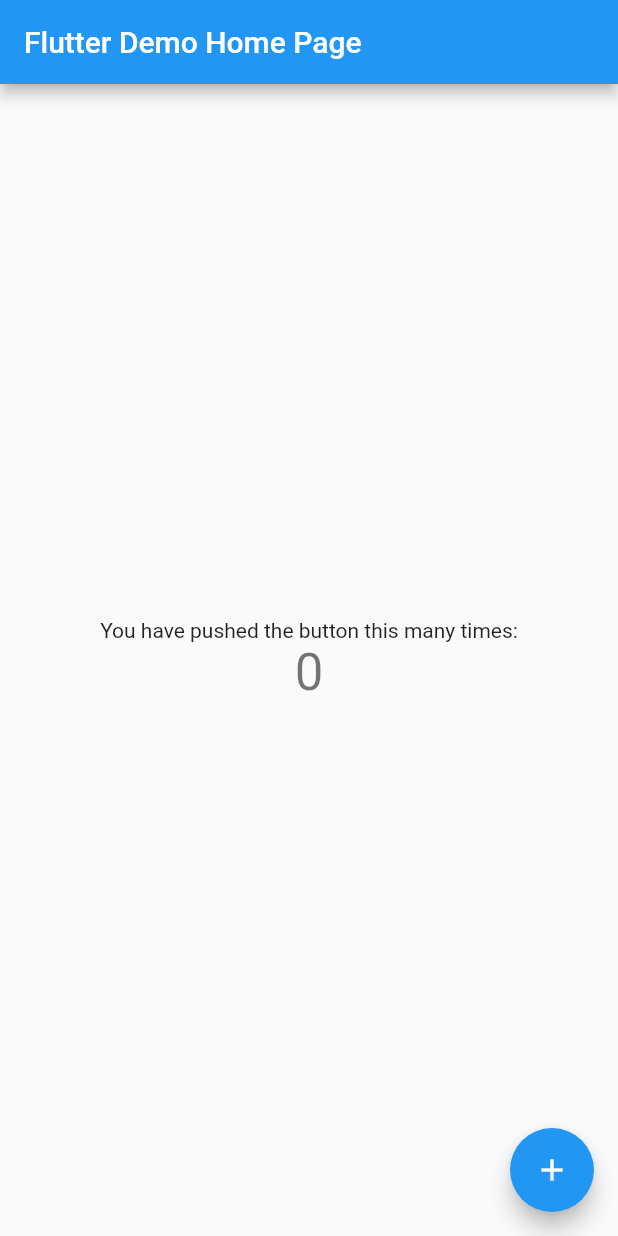
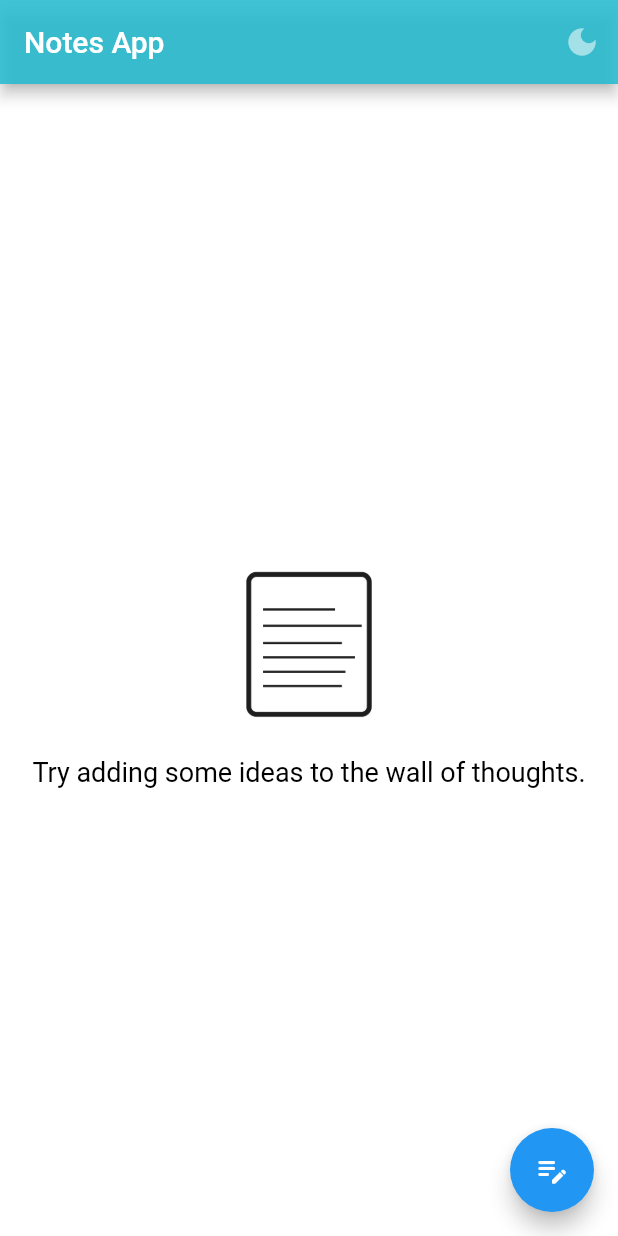
Before and after one commit to himangshuishere/Flutter, a Flutter app: the screen it shows after launch, on a phone screen of 412 x 824 dp. Run offline on Flutter 3.47's test engine with Material 2 defaults, Android fonts, the phone set to English and light mode, and no system bars; our stand-ins replace sqflite; accounts and stored records are empty.

Commit message:
Changes Done!
Added models, providers, screens and widgets to this project.

Added dark theme colors.

Features to be implemented:-
-> Editing the existing notes.
-> Deleting the existing notes.
-> Archiving notes.

```diff
--- /dev/null
+++ b/notes_app/lib/colors.dart
@@ -0,0 +1,5 @@
+import 'package:flutter/material.dart';
+
+const Color black18_18_18 = Color.fromARGB(255, 18, 18, 18);
+const Color cyan_36_187_207 = Color.fromARGB(221, 36, 187, 207);
+const Color black30_30_30 = Color.fromARGB(255, 30, 30, 30);
--- /dev/null
+++ b/notes_app/lib/helpers/db_helper.dart
@@ -0,0 +1,27 @@
+import 'package:path/path.dart' as path;
+import 'package:sqflite/sqflite.dart' as sql;
+
+class DBHelper {
+  static Future<sql.Database> database() async {
+    final dbPath = await sql.getDatabasesPath();
+    return sql.openDatabase(path.join(dbPath, 'notes.db'),
+        onCreate: (db, version) {
+      return db.execute(
+          'CREATE TABLE user_notes(id TEXT PRIMARY KEY, title TEXT, notes TEXT, modified_at TEXT)');
+    }, version: 1);
+  }
+
+  static Future<void> insertData(Map<String, dynamic> data) async {
+    final db = await DBHelper.database();
+    db.insert(
+      'user_notes',
+      data,
+      conflictAlgorithm: sql.ConflictAlgorithm.replace,
+    );
+  }
+
+  static Future<List<Map<String, dynamic>>> getData() async {
+    final db = await DBHelper.database();
+    return db.query('user_notes');
+  }
+}
--- a/notes_app/lib/main.dart
+++ b/notes_app/lib/main.dart
@@ -1,4 +1,8 @@
 import 'package:flutter/material.dart';
+import 'package:notes_app/providers/providers_notes.dart';
+import 'package:notes_app/screens/note_input.dart';
+import 'package:notes_app/screens/notes_list.dart';
+import 'package:provider/provider.dart';
 
 void main() {
   runApp(const MyApp());
@@ -10,106 +14,20 @@ class MyApp extends StatelessWidget {
   // This widget is the root of your application.
   @override
   Widget build(BuildContext context) {
-    return MaterialApp(
-      title: 'Flutter Demo',
-      theme: ThemeData(
-        // This is the theme of your application.
-        //
-        // Try running your application with "flutter run". You'll see the
-        // application has a blue toolbar. Then, without quitting the app, try
-        // changing the primarySwatch below to Colors.green and then invoke
-        // "hot reload" (press "r" in the console where you ran "flutter run",
-        // or simply save your changes to "hot reload" in a Flutter IDE).
-        // Notice that the counter didn't reset back to zero; the application
-        // is not restarted.
-        primarySwatch: Colors.blue,
+    return ChangeNotifierProvider.value(
+      value: NotesListProvider(),
+      child: MaterialApp(
+        title: 'Notes App',
+        theme: ThemeData(
+          primarySwatch: Colors.blue,
+        ),
+        debugShowCheckedModeBanner: false,
+        initialRoute: NotesList.routeName,
+        routes: {
+          NotesList.routeName: (ctx) => const NotesList(),
+          NoteInput.routeName: (ctx) => NoteInput(),
+        },
       ),
-      home: const MyHomePage(title: 'Flutter Demo Home Page'),
     );
   }
 }
-
-class MyHomePage extends StatefulWidget {
-  const MyHomePage({Key? key, required this.title}) : super(key: key);
-
-  // This widget is the home page of your application. It is stateful, meaning
-  // that it has a State object (defined below) that contains fields that affect
-  // how it looks.
-
-  // This class is the configuration for the state. It holds the values (in this
-  // case the title) provided by the parent (in this case the App widget) and
-  // used by the build method of the State. Fields in a Widget subclass are
-  // always marked "final".
-
-  final String title;
-
-  @override
-  State<MyHomePage> createState() => _MyHomePageState();
-}
-
-class _MyHomePageState extends State<MyHomePage> {
-  int _counter = 0;
-
-  void _incrementCounter() {
-    setState(() {
-      // This call to setState tells the Flutter framework that something has
-      // changed in this State, which causes it to rerun the build method below
-      // so that the display can reflect the updated values. If we changed
-      // _counter without calling setState(), then the build method would not be
-      // called again, and so nothing would appear to happen.
-      _counter++;
-    });
-  }
-
-  @override
-  Widget build(BuildContext context) {
-    // This method is rerun every time setState is called, for instance as done
-    // by the _incrementCounter method above.
-    //
-    // The Flutter framework has been optimized to make rerunning build methods
-    // fast, so that you can just rebuild anything that needs updating rather
-    // than having to individually change instances of widgets.
-    return Scaffold(
-      appBar: AppBar(
-        // Here we take the value from the MyHomePage object that was created by
-        // the App.build method, and use it to set our appbar title.
-        title: Text(widget.title),
-      ),
-      body: Center(
-        // Center is a layout widget. It takes a single child and positions it
-        // in the middle of the parent.
-        child: Column(
-          // Column is also a layout widget. It takes a list of children and
-          // arranges them vertically. By default, it sizes itself to fit its
-          // children horizontally, and tries to be as tall as its parent.
-          //
-          // Invoke "debug painting" (press "p" in the console, choose the
-          // "Toggle Debug Paint" action from the Flutter Inspector in Android
-          // Studio, or the "Toggle Debug Paint" command in Visual Studio Code)
-          // to see the wireframe for each widget.
-          //
-          // Column has various properties to control how it sizes itself and
-          // how it positions its children. Here we use mainAxisAlignment to
-          // center the children vertically; the main axis here is the vertical
-          // axis because Columns are vertical (the cross axis would be
-          // horizontal).
-          mainAxisAlignment: MainAxisAlignment.center,
-          children: <Widget>[
-            const Text(
-              'You have pushed the button this many times:',
-            ),
-            Text(
-              '$_counter',
-              style: Theme.of(context).textTheme.headline4,
-            ),
-          ],
-        ),
-      ),
-      floatingActionButton: FloatingActionButton(
-        onPressed: _incrementCounter,
-        tooltip: 'Increment',
-        child: const Icon(Icons.add),
-      ), // This trailing comma makes auto-formatting nicer for build methods.
-    );
-  }
-}
--- /dev/null
+++ b/notes_app/lib/models/notes.dart
@@ -0,0 +1,17 @@
+class Notes {
+  final String id;
+  final String title;
+  final String? notes;
+  final DateTime modified_at;
+  final bool isArchived;
+  final bool isDeleted;
+
+  Notes({
+    required this.id,
+    required this.title,
+    required this.notes,
+    required this.modified_at,
+    this.isArchived = false,
+    this.isDeleted = false,
+  });
+}
--- /dev/null
+++ b/notes_app/lib/providers/providers_notes.dart
@@ -0,0 +1,41 @@
+import 'package:flutter/material.dart';
+import 'package:notes_app/helpers/db_helper.dart';
+import 'package:notes_app/models/notes.dart';
+
+class NotesListProvider with ChangeNotifier {
+  List<Notes> _list = [];
+
+  List<Notes> get list {
+    return [..._list];
+  }
+
+  void addNotes(String noteTitle, String noteContent) {
+    final newNote = Notes(
+        id: DateTime.now().toString() + noteTitle,
+        title: noteTitle,
+        notes: noteContent,
+        modified_at: DateTime.now());
+
+    _list.add(newNote);
+    notifyListeners();
+    DBHelper.insertData({
+      'id': newNote.id,
+      'title': newNote.title,
+      'notes': newNote.notes,
+      'modified_at': newNote.modified_at.toIso8601String(),
+    });
+  }
+
+  Future<void> fetchAndSetNotes() async {
+    final notesData = await DBHelper.getData();
+    _list = notesData
+        .map((items) => Notes(
+              id: items['id'],
+              title: items['title'],
+              notes: items['notes'],
+              modified_at: DateTime.parse(items['modified_at']),
+            ))
+        .toList();
+    notifyListeners();
+  }
+}
--- /dev/null
+++ b/notes_app/lib/screens/notes_list.dart
@@ -0,0 +1,131 @@
+import 'dart:io';
+
+import 'package:flutter/material.dart';
+import 'package:notes_app/colors.dart';
+import 'package:notes_app/providers/providers_notes.dart';
+import 'package:notes_app/screens/note_input.dart';
+import 'package:notes_app/widgets/note_item.dart';
+import 'package:provider/provider.dart';
+
+class NotesList extends StatefulWidget {
+  static const routeName = '/';
+
+  const NotesList({Key? key}) : super(key: key);
+
+  @override
+  State<NotesList> createState() => _NotesListState();
+}
+
+class _NotesListState extends State<NotesList> {
+  var toggleLightDark = 'Light';
+  var icon_data = Icons.dark_mode;
+
+  void _pageRouter() {
+    Navigator.of(context)
+        .pushNamed(NoteInput.routeName, arguments: toggleLightDark);
+  }
+
+  void _toggleTheme() {
+    if (toggleLightDark == 'Dark') {
+      setState(() {
+        toggleLightDark = 'Light';
+        icon_data = Icons.dark_mode;
+      });
+    } else {
+      setState(() {
+        toggleLightDark = 'Dark';
+        icon_data = Icons.light_mode;
+      });
+    }
+  }
+
+  @override
+  Widget build(BuildContext context) {
+    // final noteData = Provider.of<NotesListProvider>(context).list;
+    return Scaffold(
+      appBar: AppBar(
+        foregroundColor: Colors.white54,
+        backgroundColor: toggleLightDark == 'Dark'
+            ? Color.fromARGB(255, 18, 18, 18)
+            : Color.fromARGB(221, 36, 187, 207),
+        title: const Text(
+          'Notes App',
+          style: TextStyle(color: Colors.white),
+        ),
+        actions: [
+          IconButton(
+            onPressed: _toggleTheme,
+            icon: Icon(icon_data),
+            tooltip: toggleLightDark == 'Dark' ? 'Light Theme' : 'Dark Theme',
+          )
+        ],
+      ),
+      body: FutureBuilder(
+        future: Provider.of<NotesListProvider>(context, listen: false)
+            .fetchAndSetNotes(),
+        builder: (ctx, snapshot) =>
+            snapshot.connectionState == ConnectionState.waiting
+                ? Center(
+                    child: CircularProgressIndicator(),
+                  )
+                : Consumer<NotesListProvider>(
+                    child: Center(
+                      child: Column(
+                        mainAxisAlignment: MainAxisAlignment.center,
+                        children: [
+                          GestureDetector(
+                            onTap: _pageRouter,
+                            child: Image.asset(
+                              'assets/images/note_${toggleLightDark.toLowerCase()}.png',
+                              height: 150,
+                              width: 150,
+                            ),
+                          ),
+                          Text(
+                            'Try adding some ideas to the wall of thoughts.',
+                            softWrap: true,
+                            textAlign: TextAlign.center,
+                            style: TextStyle(
+                              fontSize: 18,
+                              color: (toggleLightDark == 'Dark')
+                                  ? Colors.white
+                                  : Colors.black,
+                            ),
+                          )
+                        ],
+                      ),
+                    ),
+                    builder: (ctx, noteData, ch) => noteData.list.isEmpty
+                        ? ch as Widget
+                        : Column(
+                            mainAxisAlignment: MainAxisAlignment.spaceAround,
+                            children: [
+                              Expanded(
+                                child: GridView.builder(
+                                    gridDelegate:
+                                        const SliverGridDelegateWithMaxCrossAxisExtent(
+                                            maxCrossAxisExtent: 200.0),
+                                    padding: const EdgeInsets.all(10),
+                                    itemCount: noteData.list.length,
+                                    itemBuilder: (ctx, i) => NoteItem(
+                                        noteData.list[i].title,
+                                        noteData.list[i].notes,
+                                        toggleLightDark)),
+                              ),
+                            ],
+                          ),
+                  ),
+      ),
+      backgroundColor: toggleLightDark == 'Dark'
+          ? Color.fromARGB(255, 30, 30, 30)
+          : Colors.white,
+      floatingActionButton: FloatingActionButton(
+        child: Icon(Icons.edit_note_rounded),
+        onPressed: _pageRouter,
+        tooltip: 'Add a new note',
+        backgroundColor:
+            toggleLightDark == 'Dark' ? Colors.grey.shade700 : Colors.blue,
+      ),
+    );
+  }
+}
```
Also changed, not shown: notes_app/lib/screens/note_input.dart (added, +95 -0 lines), notes_app/lib/widgets/note_item.dart (added, +53 -0 lines), notes_app/pubspec.yaml (+8 -20 lines), notes_app/assets/images/note_dark.png (added), notes_app/assets/images/note_light.png (added), notes_app/pubspec.lock, 1 other file.
